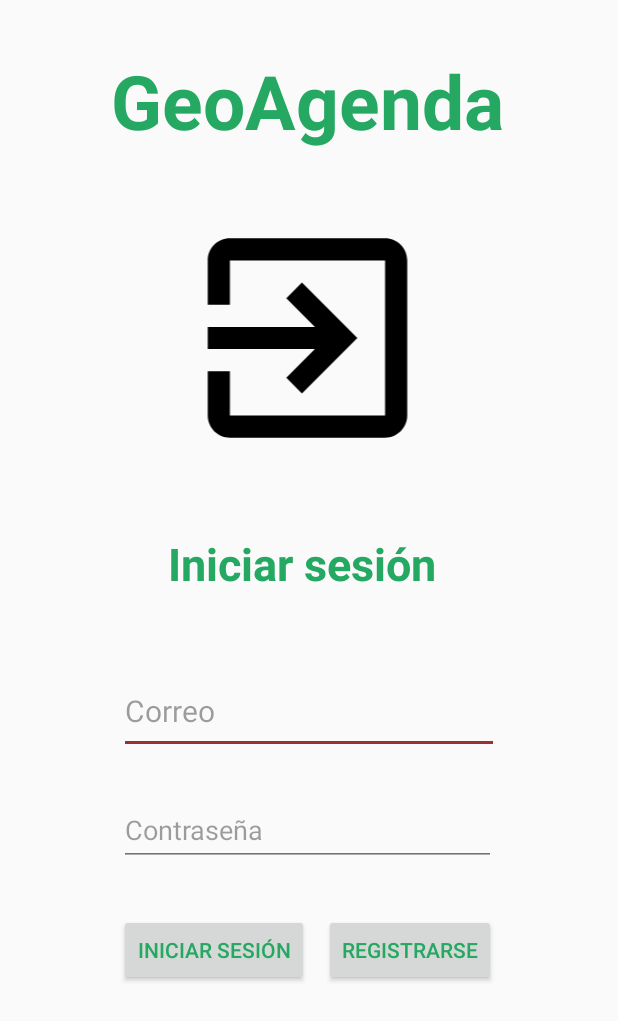
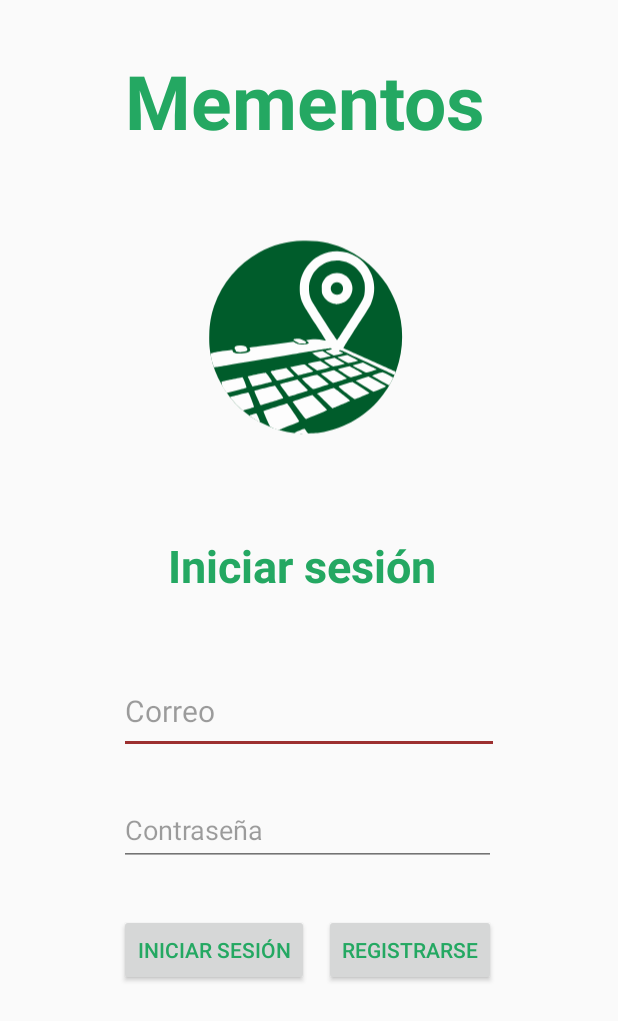
Before and after one commit to maticou/GeoAgenda, an Android app: the screen it shows after launch (LoginActivity), on a phone screen of 412 x 824 dp. Shown: the top 1021 px of the screen. Run offline under Robolectric (Android 15) with nearby library versions, the phone set to English and light mode, and no system bars.

Commit message:
Se agrego el icono de la app

```diff
--- /dev/null
+++ b/App/app/src/main/res/drawable/ic_logocirculo.xml
@@ -0,0 +1,122 @@
+<vector xmlns:android="http://schemas.android.com/apk/res/android"
+    android:width="677dp"
+    android:height="677dp"
+    android:viewportWidth="6770"
+    android:viewportHeight="6770">
+  <path
+      android:pathData="M3130,5764c-226,-28 -456,-80 -615,-139 -131,-48 -381,-169 -475,-230 -95,-61 -266,-191 -350,-268 -359,-325 -649,-838 -734,-1299 -40,-213 -49,-340 -43,-562 8,-276 45,-492 124,-720 197,-567 603,-1049 1128,-1338 355,-195 683,-283 1102,-295 421,-12 777,64 1138,242 399,197 719,480 968,855 82,123 198,358 255,515 188,517 186,1107 -3,1631 -88,241 -180,413 -330,619 -383,523 -963,871 -1615,970 -101,15 -476,28 -550,19z"
+      android:fillColor="#005c2b"
+      android:strokeColor="#00000000"/>
+  <path
+      android:pathData="M3112,5763c-30,-2 -52,-8 -50,-14 5,-14 230,-110 245,-105 7,3 29,30 49,60 33,50 40,55 78,59 53,5 -252,4 -322,0z"
+      android:fillColor="#fdfdfd"
+      android:strokeColor="#00000000"/>
+  <path
+      android:pathData="M2565,5644c-55,-20 -107,-43 -116,-52 -24,-24 -181,-384 -172,-393 15,-13 585,-198 596,-193 14,6 300,427 305,447 2,10 -76,46 -240,112 -134,54 -247,102 -252,106 -13,12 -6,13 -121,-27z"
+      android:fillColor="#fdfdfd"
+      android:strokeColor="#00000000"/>
+  <path
+      android:pathData="M2135,5452c-58,-32 -160,-97 -193,-122 -22,-18 -22,-18 58,-45 44,-15 87,-25 96,-23 15,3 98,192 91,210 -1,4 -24,-5 -52,-20z"
+      android:fillColor="#fdfdfd"
+      android:strokeColor="#00000000"/>
+  <path
+      android:pathData="M3316,5373c-15,-15 -52,-64 -83,-108 -32,-44 -95,-129 -140,-189 -46,-59 -83,-111 -83,-115 0,-6 177,-67 397,-137l101,-32 184,184c101,102 184,190 186,197 2,10 -208,100 -524,224 -7,2 -24,-8 -38,-24z"
+      android:fillColor="#fdfdfd"
+      android:strokeColor="#00000000"/>
+  <path
+      android:pathData="M1654,5092c-149,-146 -237,-252 -210,-252 2,0 98,-25 214,-55 116,-30 220,-55 230,-55 16,0 32,33 86,175 70,185 71,190 56,200 -7,4 -267,85 -275,85 0,0 -46,-44 -101,-98z"
+      android:fillColor="#fdfdfd"
+      android:strokeColor="#00000000"/>
+  <path
+      android:pathData="M3847,4971c-89,-88 -174,-169 -189,-181 -16,-12 -28,-25 -28,-30 0,-10 390,-140 418,-140 20,1 407,305 407,321 0,8 -423,189 -442,189 -3,0 -77,-72 -166,-159z"
+      android:fillColor="#fdfdfd"
+      android:strokeColor="#00000000"/>
+  <path
+      android:pathData="M2190,5028c-4,-13 -40,-93 -78,-178 -39,-85 -67,-158 -64,-162 12,-11 509,-136 519,-129 12,8 213,301 213,310 0,6 -553,181 -573,181 -4,0 -12,-10 -17,-22z"
+      android:fillColor="#fdfdfd"
+      android:strokeColor="#00000000"/>
+  <path
+      android:pathData="M4528,4872c-18,-16 -69,-55 -113,-87 -144,-106 -256,-198 -248,-205 12,-12 319,-110 342,-110 26,0 445,271 434,281 -12,10 -355,149 -370,149 -7,0 -27,-13 -45,-28z"
+      android:fillColor="#fdfdfd"
+      android:strokeColor="#00000000"/>
+  <path
+      android:pathData="M2865,4768c-25,-35 -58,-79 -73,-98 -63,-80 -103,-143 -95,-150 4,-4 104,-31 220,-61l213,-54 135,135c74,74 135,137 135,140 0,6 -460,150 -479,150 -6,0 -31,-28 -56,-62z"
+      android:fillColor="#fdfdfd"
+      android:strokeColor="#00000000"/>
+  <path
+      android:pathData="M1296,4661c-37,-55 -59,-102 -66,-138 -7,-30 -9,-57 -7,-60 6,-5 502,-112 524,-113 15,0 114,252 103,263 -4,5 -118,36 -253,70l-246,63 -55,-85z"
+      android:fillColor="#fdfdfd"
+      android:strokeColor="#00000000"/>
+  <path
+      android:pathData="M4817,4573l-219,-137 160,-54 160,-53 221,122c122,67 221,125 221,128 0,7 -299,131 -315,131 -5,0 -108,-62 -228,-137z"
+      android:fillColor="#fdfdfd"
+      android:strokeColor="#00000000"/>
+  <path
+      android:pathData="M3376,4516c-76,-73 -135,-136 -130,-139 18,-10 367,-98 380,-95 24,5 304,232 296,239 -5,6 -290,95 -392,124 -9,2 -70,-49 -154,-129z"
+      android:fillColor="#fdfdfd"
+      android:strokeColor="#00000000"/>
+  <path
+      android:pathData="M1960,4508c-18,-40 -44,-97 -57,-126 -14,-29 -23,-56 -20,-59 9,-8 430,-94 449,-91 20,3 171,219 160,229 -7,7 -469,119 -488,119 -6,0 -26,-33 -44,-72z"
+      android:fillColor="#fdfdfd"
+      android:strokeColor="#00000000"/>
+  <path
+      android:pathData="M5226,4435c-114,-62 -212,-117 -217,-122 -9,-9 228,-93 260,-93 26,0 271,124 271,137 0,19 -90,193 -99,192 -3,0 -100,-52 -215,-114z"
+      android:fillColor="#fdfdfd"
+      android:strokeColor="#00000000"/>
+  <path
+      android:pathData="M3920,4408c-58,-44 -124,-94 -147,-111 -24,-17 -43,-34 -43,-39 0,-4 17,-12 38,-17 20,-5 89,-24 152,-40 63,-17 123,-31 132,-31 17,0 328,198 328,209 0,5 -338,113 -350,111 -3,-1 -52,-37 -110,-82z"
+      android:fillColor="#fdfdfd"
+      android:strokeColor="#00000000"/>
+  <path
+      android:pathData="M2565,4364c-97,-127 -116,-158 -102,-165 6,-3 97,-23 200,-44l188,-39 100,100c54,54 99,101 99,104 0,5 -413,111 -430,110 -3,0 -27,-30 -55,-66z"
+      android:fillColor="#fdfdfd"
+      android:strokeColor="#00000000"/>
+  <path
+      android:pathData="M4303,4251c-84,-54 -155,-100 -158,-103 -5,-5 268,-78 292,-78 21,0 344,183 336,190 -12,11 -279,90 -299,89 -11,-1 -88,-45 -171,-98z"
+      android:fillColor="#fdfdfd"
+      android:strokeColor="#00000000"/>
+  <path
+      android:pathData="M3050,4200c-57,-54 -102,-101 -100,-103 14,-13 353,-77 363,-69 10,7 202,158 216,169 2,2 2,6 -2,9 -4,5 -365,96 -371,94 0,-1 -48,-45 -106,-100z"
+      android:fillColor="#fdfdfd"
+      android:strokeColor="#00000000"/>
+  <path
+      android:pathData="M5330,4179c-129,-61 -354,-166 -500,-234 -146,-68 -313,-146 -371,-173 -229,-109 -238,-112 -267,-101 -27,11 -26,11 38,44 74,38 82,32 -84,65l-99,20 -110,-59c-120,-64 -119,-61 -4,-81 66,-12 78,-23 45,-43 -15,-10 -183,17 -2128,348 -437,74 -800,135 -807,135 -26,0 -111,-331 -89,-349 22,-18 184,-50 351,-71 206,-24 195,-24 195,-2 0,44 72,72 189,72 112,0 241,-39 256,-78 3,-8 -1,-27 -9,-43 -8,-16 -11,-29 -8,-29 4,0 253,-32 554,-71l548,-72 53,26c87,44 249,53 316,17 29,-15 26,-26 -14,-52 -19,-13 -35,-26 -35,-29 0,-3 49,-11 110,-19 117,-13 225,-9 326,15 32,7 60,12 62,10 2,-2 -112,-183 -254,-402 -333,-515 -356,-558 -390,-731 -17,-87 -18,-253 -3,-338 34,-194 134,-380 281,-520 75,-71 128,-109 223,-157 142,-71 262,-99 425,-99 189,1 354,50 508,151 393,261 535,750 342,1178 -15,33 -70,126 -120,205 -51,78 -203,313 -338,522 -173,268 -241,380 -232,386 6,4 303,137 659,295 355,159 648,290 650,292 6,4 -21,83 -28,83 -3,-1 -112,-51 -241,-111zM4216,3282c45,-70 182,-282 305,-472 231,-358 269,-428 294,-533 19,-80 19,-244 0,-325 -75,-317 -362,-542 -690,-542 -192,0 -355,69 -496,209 -72,72 -94,102 -133,181 -61,125 -80,213 -73,350 6,109 22,177 63,264 21,44 155,255 548,864 47,72 89,132 93,132 5,0 45,-58 89,-128z"
+      android:fillColor="#fdfdfd"
+      android:strokeColor="#00000000"/>
+  <path
+      android:pathData="M4050,2496c-122,-26 -223,-104 -277,-213 -26,-53 -28,-67 -28,-168 0,-102 2,-114 29,-168 173,-341 668,-270 737,106 29,158 -59,334 -205,409 -36,19 -154,48 -186,47 -8,0 -40,-6 -70,-13zM4208,2250c97,-60 97,-210 0,-270 -48,-29 -123,-27 -169,4 -96,66 -89,219 13,269 46,23 116,21 156,-3z"
+      android:fillColor="#fdfdfd"
+      android:strokeColor="#00000000"/>
+  <path
+      android:pathData="M4683,4142c-90,-48 -163,-89 -163,-92 0,-3 58,-20 130,-38l130,-34 174,84c97,45 176,85 176,88 0,6 -250,81 -270,80 -8,0 -88,-40 -177,-88z"
+      android:fillColor="#fdfdfd"
+      android:strokeColor="#00000000"/>
+  <path
+      android:pathData="M3545,4124c-39,-31 -90,-70 -114,-87 -54,-37 -59,-34 135,-73l140,-28 122,78c67,43 122,81 122,85 0,7 -294,82 -320,81 -9,0 -47,-25 -85,-56z"
+      android:fillColor="#fdfdfd"
+      android:strokeColor="#00000000"/>
+  <path
+      android:pathData="M3907,4002c-65,-41 -114,-78 -110,-82 4,-4 67,-19 138,-34l130,-27 132,73c73,40 129,76 125,79 -8,8 -268,69 -285,68 -7,-1 -65,-35 -130,-77z"
+      android:fillColor="#fdfdfd"
+      android:strokeColor="#00000000"/>
+  <path
+      android:pathData="M4330,3954c-169,-93 -191,-106 -188,-109 2,-2 58,-16 124,-30l120,-26 138,67c76,36 134,70 129,74 -8,8 -223,60 -246,60 -6,0 -41,-16 -77,-36z"
+      android:fillColor="#fdfdfd"
+      android:strokeColor="#00000000"/>
+  <path
+      android:pathData="M3598,3807c-54,-34 -98,-64 -98,-67 0,-3 59,-15 131,-28l131,-22 104,58c57,31 104,60 104,63 0,5 -251,60 -270,59 -3,0 -49,-28 -102,-63z"
+      android:fillColor="#fdfdfd"
+      android:strokeColor="#00000000"/>
+  <path
+      android:pathData="M1613,3709c-22,-6 -33,-16 -33,-28 0,-10 -7,-24 -15,-31 -8,-7 -15,-25 -15,-40 0,-34 34,-50 123,-59 97,-10 177,15 177,56 0,7 5,13 10,13 6,0 10,13 10,29 0,23 -7,32 -37,47 -44,20 -172,28 -220,13z"
+      android:fillColor="#fdfdfd"
+      android:strokeColor="#00000000"/>
+  <path
+      android:pathData="M3167,3490c-22,-7 -110,-57 -137,-78 -3,-2 4,-10 14,-18 13,-9 45,-14 90,-14 62,0 80,5 143,37 81,42 95,59 57,73 -30,12 -128,12 -167,0z"
+      android:fillColor="#fdfdfd"
+      android:strokeColor="#00000000"/>
+  <path
+      android:pathData="M5764,3335c0,-77 2,-107 3,-67 2,40 2,103 0,140 -2,37 -3,4 -3,-73z"
+      android:fillColor="#fdfdfd"
+      android:strokeColor="#00000000"/>
+</vector>
--- a/App/app/src/main/res/layout/activity_login.xml
+++ b/App/app/src/main/res/layout/activity_login.xml
@@ -70,8 +70,8 @@
 
     <ImageView
         android:id="@+id/logoImageView"
-        android:layout_width="182dp"
-        android:layout_height="177dp"
+        android:layout_width="179dp"
+        android:layout_height="181dp"
         android:layout_marginTop="80dp"
         android:contentDescription="@string/app_name"
         app:layout_constraintBottom_toTopOf="@+id/passwordEditText"
@@ -80,21 +80,21 @@
         app:layout_constraintStart_toStartOf="parent"
         app:layout_constraintTop_toTopOf="parent"
         app:layout_constraintVertical_bias="0.207"
-        app:srcCompat="@drawable/ic_exit_to_app_black_24dp" />
+        app:srcCompat="@drawable/ic_logocirculo" />
 
     <TextView
         android:id="@+id/titleTextView"
-        android:layout_width="265dp"
-        android:layout_height="70dp"
+        android:layout_width="246dp"
+        android:layout_height="69dp"
         android:text="@string/app_name"
+        android:textColor="@color/colorPrimary"
         android:textSize="50sp"
         android:textStyle="bold"
         app:layout_constraintBottom_toTopOf="@+id/logoImageView"
         app:layout_constraintEnd_toEndOf="@+id/logoImageView"
         app:layout_constraintHorizontal_bias="0.483"
         app:layout_constraintStart_toStartOf="@+id/logoImageView"
-        app:layout_constraintTop_toTopOf="parent"
-        android:textColor="@color/colorPrimary"/>
+        app:layout_constraintTop_toTopOf="parent" />
 
     <TextView
         android:id="@+id/loginTextView"
--- a/App/app/src/main/res/values/strings.xml
+++ b/App/app/src/main/res/values/strings.xml
@@ -1,5 +1,5 @@
 <resources>
-    <string name="app_name">GeoAgenda</string>
+    <string name="app_name">Mementos</string>
     <string name="navigation_drawer_open">Open navigation drawer</string>
     <string name="navigation_drawer_close">Close navigation drawer</string>
     <string name="nav_header_title">Android Studio</string>
```
Also changed, not shown: App/app/src/main/res/drawable/ic_logocuadrado.xml (added, +110 -0 lines), App/app/src/main/res/layout/fragment_locations.xml (+8 -6 lines).
